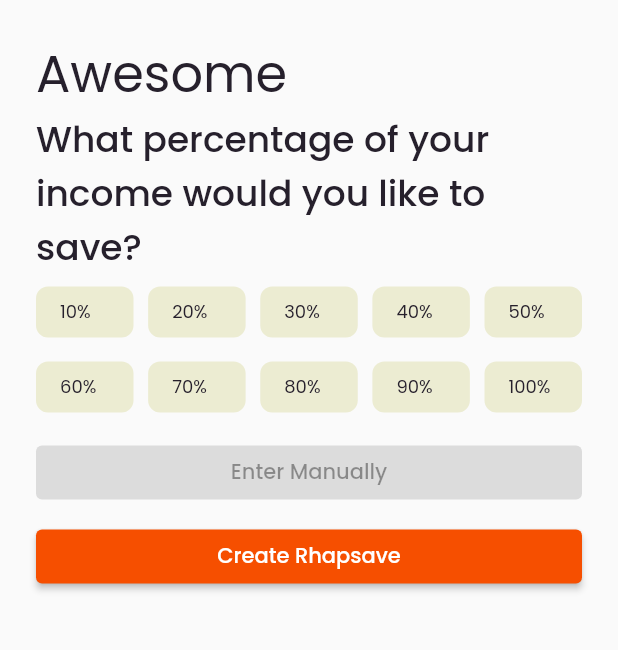
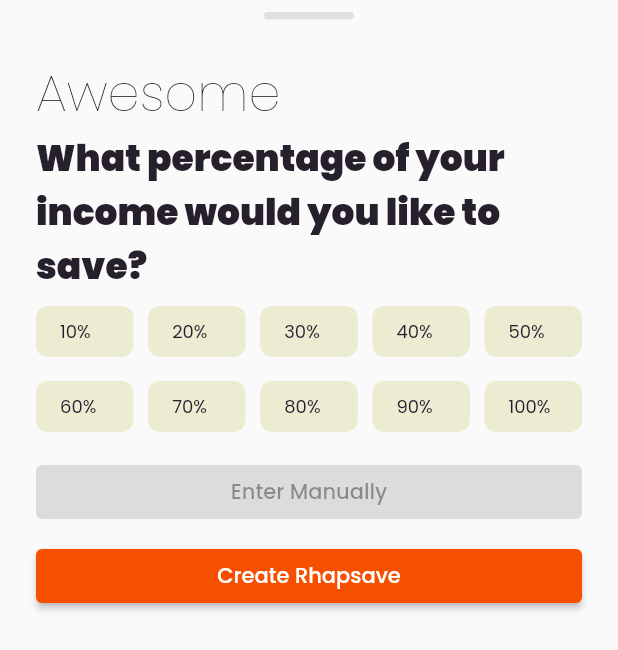
Before and after one commit to sajalAppdevs/rhapsave, a Flutter app: the CreateRhapsaveModal widget shown alone on an empty page, opened directly, on a phone screen of 412 x 824 dp. Shown: the top 650 px of the screen. Run offline on Flutter 3.47's test engine with Material 2 defaults, Android fonts, the phone set to English and light mode, and no system bars; our stand-ins replace fl_chart, google_fonts; missing offline and left inert: boxy; statements that could not run were skipped.

Commit message:
minor changes

```diff
--- a/lib/presentation/screens/create_rhapsave/modal.dart
+++ b/lib/presentation/screens/create_rhapsave/modal.dart
@@ -17,16 +17,31 @@
   Widget build(BuildContext context) {
     final theme = Theme.of(context);
 
-    return Padding(
+    return Column(
+      children: [
+        vSpace(sSecondaryPadding / 2),
+        Container(
+          width: 60,
+          height: 5,
+          decoration: BoxDecoration(
+            color: Colors.grey[300],
+            borderRadius: BorderRadius.circular(sSecondaryPadding / 2),
+          ),
+        ),
+        ListView(
+          shrinkWrap: true,
           padding: const EdgeInsets.all(sPadding),
-      child: Column(
-        crossAxisAlignment: CrossAxisAlignment.start,
           children: [
-          Text('Awesome', style: theme.textTheme.headline4),
+            Text(
+              'Awesome',
+              style: theme.textTheme.headline4?.copyWith(
+                fontWeight: FontWeight.w100,
+              ),
+            ),
             Text(
               'What percentage of your income would you like to save?',
               style: theme.textTheme.headline5?.copyWith(
-              fontWeight: FontWeight.w500,
+                fontWeight: FontWeight.w900,
               ),
             ),
             vSpace(sSecondaryPadding / 2),
@@ -57,6 +72,7 @@
             ),
           ],
         ),
+      ],
     );
   }
 }
```
Also changed, not shown: lib/presentation/screens/create_rhapsave/card.dart (+6 -10 lines), lib/presentation/screens/create_rhapsave/screen.dart (+8 -11 lines), lib/presentation/screens/dashboard.dart (+3 -5 lines), lib/presentation/screens/profile/screen.dart (+6 -5 lines), lib/presentation/widgets/bottom_bar.dart (+4 -3 lines). Lines whose indentation alone changed are shown as unchanged.
